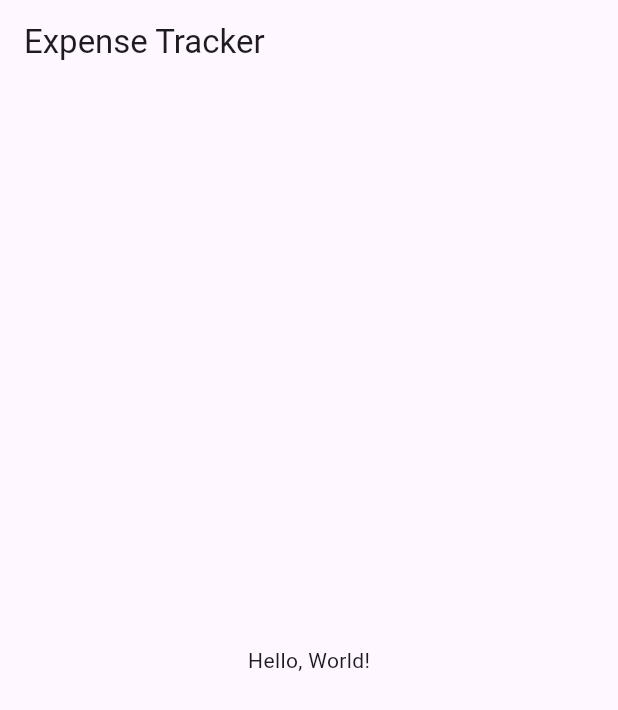
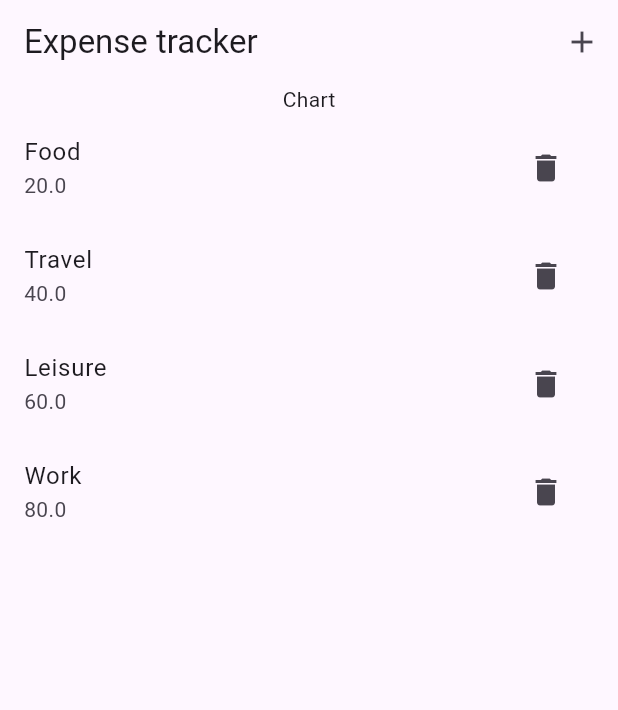
Before and after one commit to 4DeR99/expense_tracker, a Flutter app: the screen it shows after launch, on a phone screen of 412 x 824 dp. Shown: the top 710 px of the screen. Run offline on Flutter 3.47's test engine with Material 3 defaults, Android fonts, the phone set to English and light mode, and no system bars.

Commit message:
chore: split code across multiple files
moved the main code into its appropriate file to make main.dart lean

```diff
--- a/lib/expenses.dart
+++ b/lib/expenses.dart
@@ -0,0 +1,66 @@
+import 'package:flutter/material.dart';
+import 'package:expense_tracker/models/expense.dart';
+import 'package:expense_tracker/expenses_list.dart';
+
+final List<Expense> expenses = [
+  Expense(
+    title: 'Food',
+    amount: 20.00,
+    date: DateTime.now(),
+    type: ExpenseType.food,
+  ),
+  Expense(
+    title: 'Travel',
+    amount: 40.00,
+    date: DateTime.now(),
+    type: ExpenseType.travel,
+  ),
+  Expense(
+    title: 'Leisure',
+    amount: 60.00,
+    date: DateTime.now(),
+    type: ExpenseType.leisure,
+  ),
+  Expense(
+    title: 'Work',
+    amount: 80.00,
+    date: DateTime.now(),
+    type: ExpenseType.work,
+  ),
+];
+
+class Expenses extends StatefulWidget {
+  const Expenses({super.key});
+
+  @override
+  State<Expenses> createState() => _ExpensesState();
+}
+
+class _ExpensesState extends State<Expenses> {
+  @override
+  Widget build(BuildContext context) {
+    return Scaffold(
+      appBar: AppBar(
+        title: Text('Expense tracker'),
+        actions: [
+          IconButton(
+            icon: const Icon(Icons.add),
+            onPressed: () {},
+          ),
+        ],
+      ),
+      body: Column(
+        children: [
+          //chart
+          const Text("Chart"),
+          //list of expenses
+          Expanded(
+            child: ExpensesList(
+              expenses: expenses,
+            ),
+          ),
+        ],
+      ),
+    );
+  }
+}
--- /dev/null
+++ b/lib/expenses_list.dart
@@ -0,0 +1,26 @@
+import 'package:flutter/material.dart';
+import 'package:expense_tracker/models/expense.dart';
+
+class ExpensesList extends StatelessWidget {
+  const ExpensesList({super.key, required this.expenses});
+
+  final List<Expense> expenses;
+
+  @override
+  Widget build(BuildContext context) {
+    return ListView.builder(
+      itemCount: expenses.length,
+      itemBuilder: (context, index) {
+        final expense = expenses[index];
+        return ListTile(
+          title: Text(expense.title),
+          subtitle: Text(expense.amount.toString()),
+          trailing: IconButton(
+            icon: const Icon(Icons.delete),
+            onPressed: () {},
+          ),
+        );
+      },
+    );
+  }
+}
--- a/lib/main.dart
+++ b/lib/main.dart
@@ -1,23 +1,9 @@
 import 'package:flutter/material.dart';
+import 'package:expense_tracker/expenses.dart';
 
 void main() {
   runApp(const MaterialApp(
-    home: ExpenseTracker(),
+    home: Expenses(),
+    debugShowCheckedModeBanner: false,
   ));
 }
-
-class ExpenseTracker extends StatelessWidget {
-  const ExpenseTracker({super.key});
-
-  @override
-  Widget build(BuildContext context) {
-    return Scaffold(
-      appBar: AppBar(
-        title: Text('Expense Tracker'),
-      ),
-      body: const Center(
-        child: Text('Hello, World!'),
-      ),
-    );
-  }
-}
--- a/lib/models/expense.dart
+++ b/lib/models/expense.dart
@@ -13,11 +13,12 @@ class Expense {
     required this.title,
     required this.amount,
     required this.date,
+    required this.type,
   }) : id = const Uuid().v4();
 
   final String id;
   final String title;
   final double amount;
   final DateTime date;
-  final
+  final ExpenseType type;
 }
```
